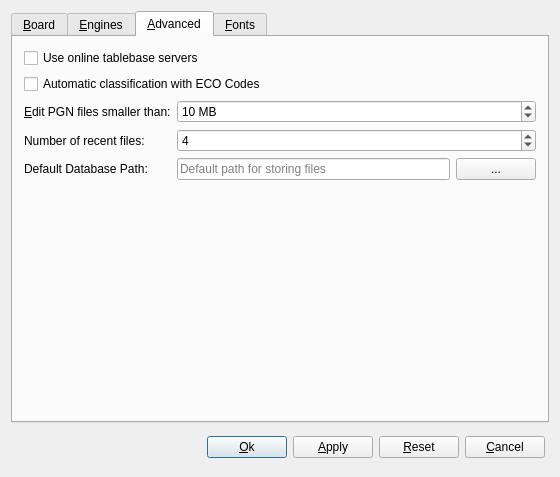
The window that src/gui/preferences.ui (madnight/chessx) describes before a commit, drawn with Qt 5.
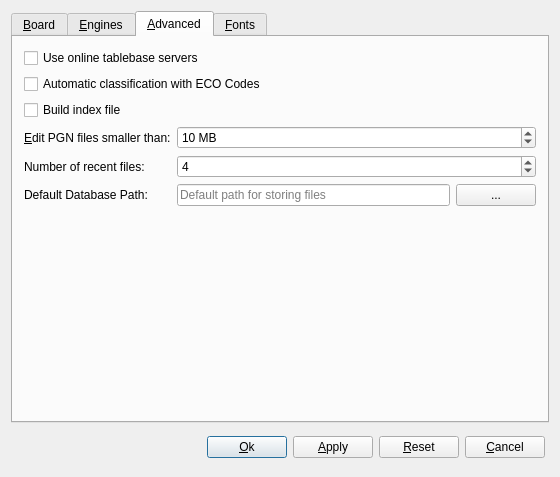
The same window after the commit. Custom widgets are drawn as their Qt base class.

Commit message: Start adding a binary index

Patch:
```diff
--- a/src/gui/preferences.ui
+++ b/src/gui/preferences.ui
@@ -484,6 +484,13 @@
          </property>
         </widget>
        </item>
+       <item>
+        <widget class="QCheckBox" name="useIndexFile">
+         <property name="text">
+          <string>Build index file</string>
+         </property>
+        </widget>
+       </item>
        <item>
         <layout class="QGridLayout" name="gridLayout4">
          <item row="1" column="1">
```
The commit also changes 14 other files.
